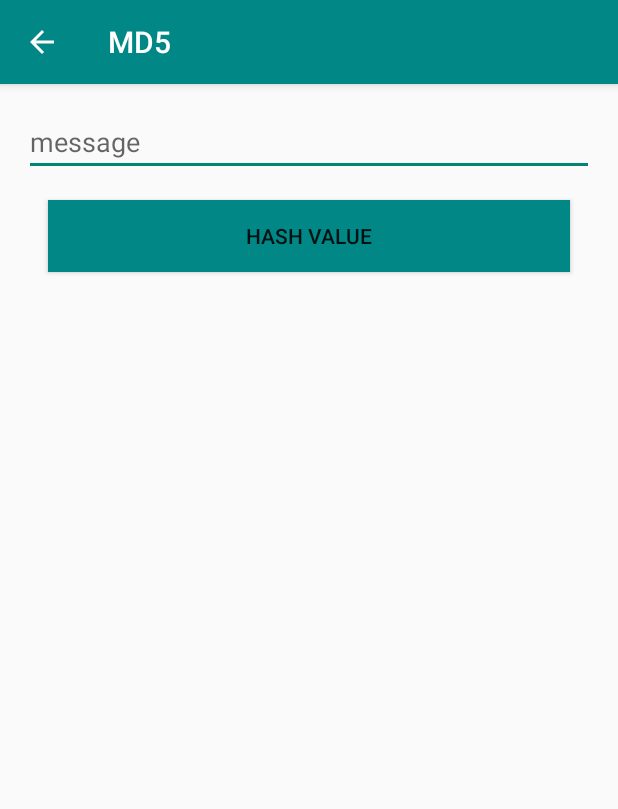
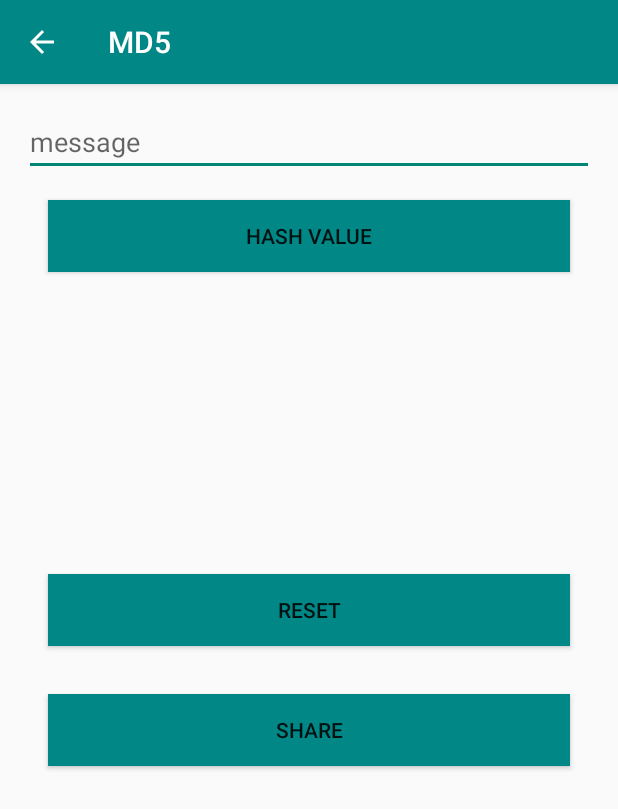
Before and after one commit to Abhinav82193/AES-Encryption, an Android app: the MainActivity2 screen opened directly, with no data from a screen before it, on a phone screen of 412 x 824 dp. Shown: the top 809 px of the screen. Run offline under Robolectric (Android 15) with nearby library versions, the phone set to English and light mode, and no system bars; Roboto replaces fonts that are not available here.

Commit message:
added share functionality

```diff
--- a/app/src/main/res/layout/activity_main2.xml
+++ b/app/src/main/res/layout/activity_main2.xml
@@ -28,4 +28,20 @@
         android:layout_marginTop="150dp"
         />
 
+    <Button
+        android:layout_width="match_parent"
+        android:layout_height="wrap_content"
+        android:layout_margin="16dp"
+        android:background="#018786"
+        android:onClick="resetHash"
+        android:text="RESET"/>
+    <Button
+        android:layout_width="match_parent"
+        android:layout_height="wrap_content"
+        android:layout_margin="16dp"
+        android:background="#018786"
+        android:text="share"
+        android:onClick="shareHash"/>
+
+
 </LinearLayout>
```
Also changed, not shown: app/src/main/java/com/example/aesencryption/MainActivity.java (+9 -1 lines), app/src/main/java/com/example/aesencryption/MainActivity2.java (+27 -5 lines), app/src/main/java/com/example/aesencryption/SplashActivity.java (+8 -1 lines), app/src/main/res/layout/activity_main.xml (+8 -0 lines).
